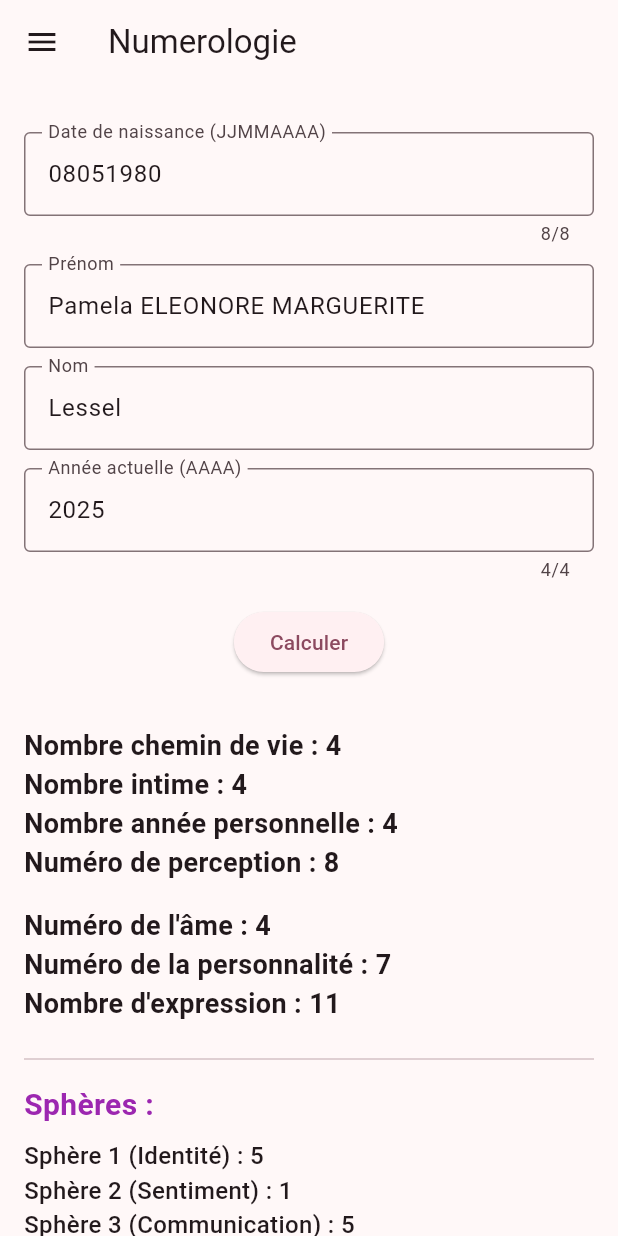
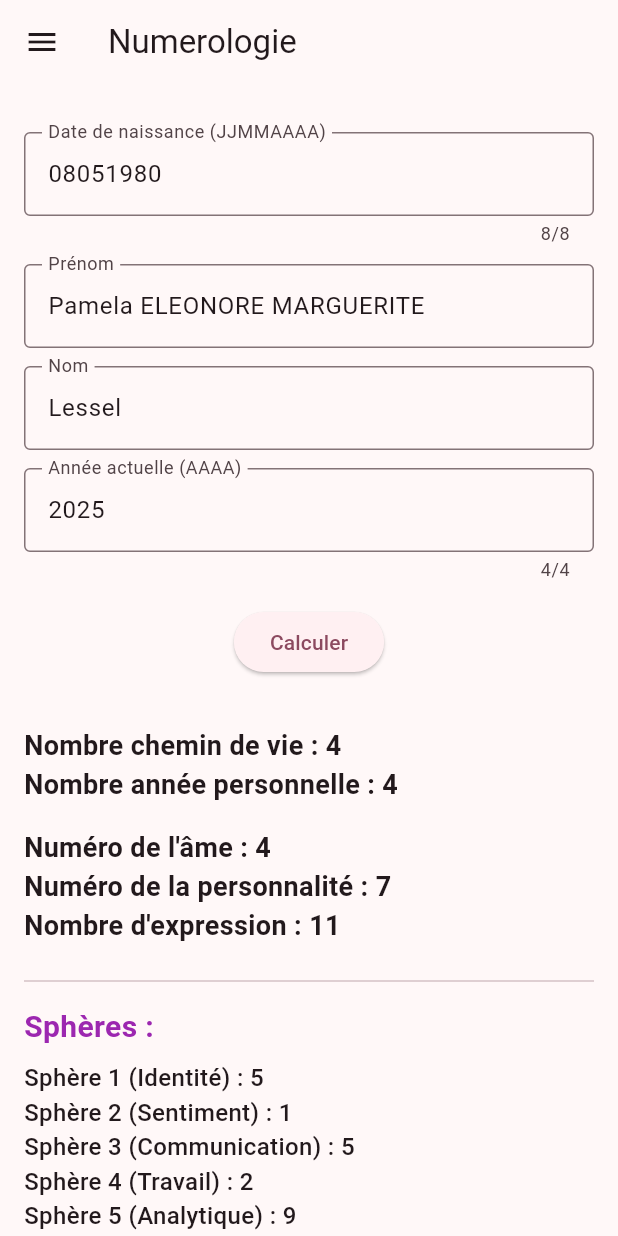
Before and after one commit to tran00/holistic-witch-poc, a Flutter app: the NumerologiePage screen opened by its route, after a tap on "Calculer", on a phone screen of 412 x 824 dp. Run offline on Flutter 3.47's test engine with Material 3 defaults, Android fonts, the light colour scheme and no system bars; our stand-ins replace flutter_dotenv, flutter_typeahead, timezone; missing offline and left inert: sweph; project files that could hold a hidden picture were left out.

Commit message:
numerologi check chemin de vie

```diff
--- a/lib/numerologie.dart
+++ b/lib/numerologie.dart
@@ -170,6 +170,7 @@ class _NumerologiePageState extends State<NumerologiePage> {
     );
   }
 
+  // ===========================================================================================================
   /// RAG-based numerology analysis function (follows three-card page pattern)
   Future<void> _askRag(int number, String analysisType, String name, String birthDate) async {
     if (!mounted) return;
@@ -182,6 +183,10 @@ class _NumerologiePageState extends State<NumerologiePage> {
       ragAnswer = null;
       ragContext = null;
       lastSystemPrompt = null;
+
+      // IMPORTANT: Also update the specific analysis state
+      analyses[analysisType]!.isLoading = true;
+      analyses[analysisType]!.answer = null;
     });
 
     try {
@@ -219,6 +224,10 @@ class _NumerologiePageState extends State<NumerologiePage> {
           ragAnswer = result['answer'] as String?;
           ragContext = result['context_used'] as String?;
           lastSystemPrompt = finalSystemPrompt;
+
+          // IMPORTANT: Also update the specific analysis state
+          analyses[analysisType]!.answer = result['answer'] as String?;
+          analyses[analysisType]!.prompt = finalSystemPrompt;
         });
       }
     } catch (e) {
@@ -226,12 +235,18 @@ class _NumerologiePageState extends State<NumerologiePage> {
       if (mounted) {
         setState(() {
           ragAnswer = 'Erreur lors de l\'analyse: $e';
+
+          // IMPORTANT: Also update the specific analysis state
+          analyses[analysisType]!.answer = 'Erreur lors de l\'analyse: $e';
         });
       }
     } finally {
       if (mounted) {
         setState(() {
           isRagLoading = false;
+
+          // IMPORTANT: Also update the specific analysis state
+          analyses[analysisType]!.isLoading = false;
         });
       }
     }
@@ -339,9 +354,9 @@ class _NumerologiePageState extends State<NumerologiePage> {
       children: [
         // Basic numbers
         SelectableText('Nombre chemin de vie : $nombreDeVie', style: const TextStyle(fontSize: 18, fontWeight: FontWeight.bold)),
-        SelectableText('Nombre intime : $nombreIntime', style: const TextStyle(fontSize: 18, fontWeight: FontWeight.bold)),
+        // SelectableText('Nombre intime : $nombreIntime', style: const TextStyle(fontSize: 18, fontWeight: FontWeight.bold)),
         SelectableText('Nombre année personnelle : $nombreAnneePersonnelle', style: const TextStyle(fontSize: 18, fontWeight: FontWeight.bold)),
-        SelectableText('Numéro de perception : ${nombrePerception ?? 0}', style: const TextStyle(fontSize: 18, fontWeight: FontWeight.bold)),
+        // SelectableText('Numéro de perception : ${nombrePerception ?? 0}', style: const TextStyle(fontSize: 18, fontWeight: FontWeight.bold)),
 
         const SizedBox(height: 16),
 
@@ -452,17 +467,17 @@ class _NumerologiePageState extends State<NumerologiePage> {
         answer: analyses['expression']!.answer,
       ),
 
-      NumerologyAnalysisSection(
-        buttonText: 'nombre intime',
-        isLoading: analyses['intime']!.isLoading,
-        onPressed: nombreIntime != null ? () => _performAnalysis(
-          'intime', nombreIntime!,
-          _createPersonalPrompt("analyse le nombre intime $nombreIntime", name),
-          "nombre intime"
-        ) : null,
-        prompt: analyses['intime']!.prompt,
-        answer: analyses['intime']!.answer,
-      ),
+      // NumerologyAnalysisSection(
+      //   buttonText: 'nombre intime',
+      //   isLoading: analyses['intime']!.isLoading,
+      //   onPressed: nombreIntime != null ? () => _performAnalysis(
+      //     'intime', nombreIntime!,
+      //     _createPersonalPrompt("analyse le nombre intime $nombreIntime", name),
+      //     "nombre intime"
+      //   ) : null,
+      //   prompt: analyses['intime']!.prompt,
+      //   answer: analyses['intime']!.answer,
+      // ),
 
       NumerologyAnalysisSection(
         buttonText: 'année personnelle',
--- a/lib/services/numerology_prompt_service.dart
+++ b/lib/services/numerology_prompt_service.dart
@@ -1,4 +1,6 @@
 // lib/services/numerology_prompt_service.dart
+
+import 'tone_service.dart';
 
 class NumerologyPromptService {
   /// Template prompt for RAG-based numerology analysis with customizable tone
@@ -9,7 +11,7 @@ class NumerologyPromptService {
     required String birthDate,
     String? customToneInstructions,
   }) {
-    final baseToneInstructions = customToneInstructions ?? _getBaseToneInstructions(numberType);
+    final baseToneInstructions = customToneInstructions ?? ToneService.holisticWitchTone + "\n" + _getBaseToneInstructions(numberType);
 
     // Replace placeholders with actual values
     final processedInstructions = baseToneInstructions
--- a/lib/widgets/numerology_analysis_section.dart
+++ b/lib/widgets/numerology_analysis_section.dart
@@ -28,25 +28,26 @@ class NumerologyAnalysisSection extends StatelessWidget {
           onPressed: isLoading ? null : onPressed,
           child: Text(buttonText),
         ),
-        if (prompt != null) ...[
-          const SizedBox(height: 32),
-          const SelectableText('Prompt :', style: TextStyle(fontWeight: FontWeight.bold)),
-          const SizedBox(height: 16),
-          Container(
-            width: double.infinity,
-            margin: const EdgeInsets.only(top: 4),
-            padding: const EdgeInsets.all(12),
-            decoration: BoxDecoration(
-              color: Colors.amber[100],
-              borderRadius: BorderRadius.circular(8),
-            ),
-            child: SelectableText(
-              prompt!,
-              style: const TextStyle(fontStyle: FontStyle.italic),
-            ),
-          ),
-          const SizedBox(height: 16),
-        ],
+        // if (prompt != null) ...[
+        //   const SizedBox(height: 32),
+        //   const SelectableText('Prompt :', style: TextStyle(fontWeight: FontWeight.bold)),
+        //   const SizedBox(height: 16),
+        //   Container(
+        //     width: double.infinity,
+        //     margin: const EdgeInsets.only(top: 4),
+        //     padding: const EdgeInsets.all(12),
+        //     decoration: BoxDecoration(
+        //       color: Colors.amber[100],
+        //       borderRadius: BorderRadius.circular(8),
+        //     ),
+        //     child: SelectableText(
+        //       prompt!,
+        //       style: const TextStyle(fontStyle: FontStyle.italic),
+        //     ),
+        //   ),
+        //   const SizedBox(height: 16),
+        // ],
+        const SizedBox(height: 32),
         if (isLoading)
           const Padding(
             padding: EdgeInsets.all(8.0),
```
